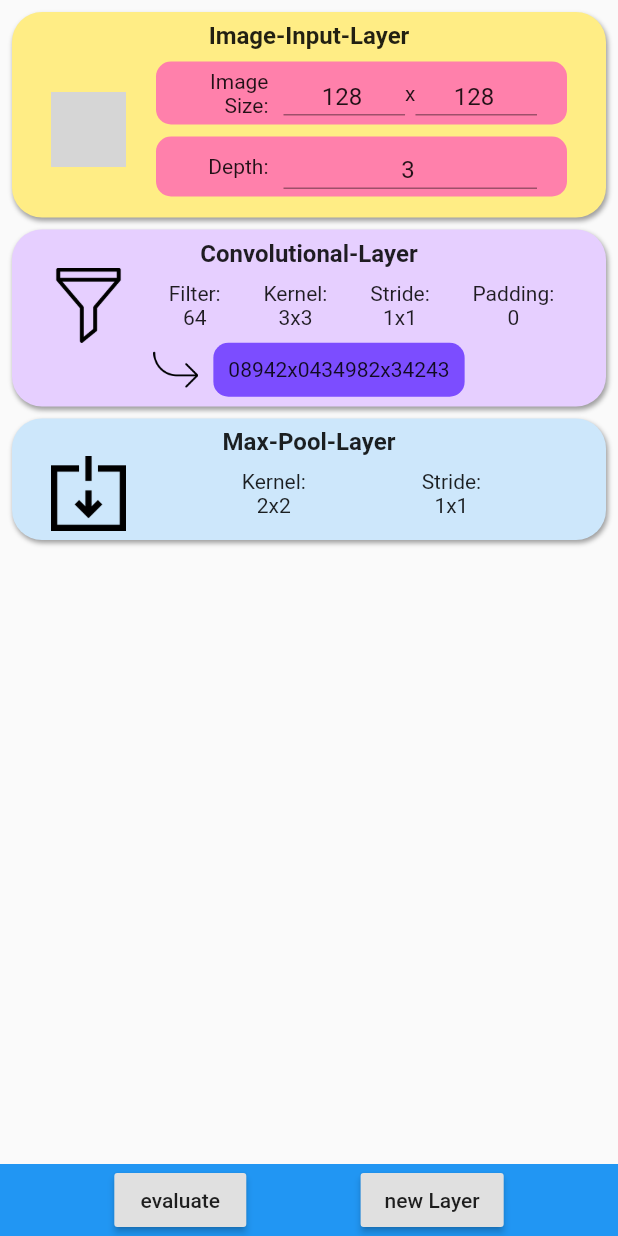
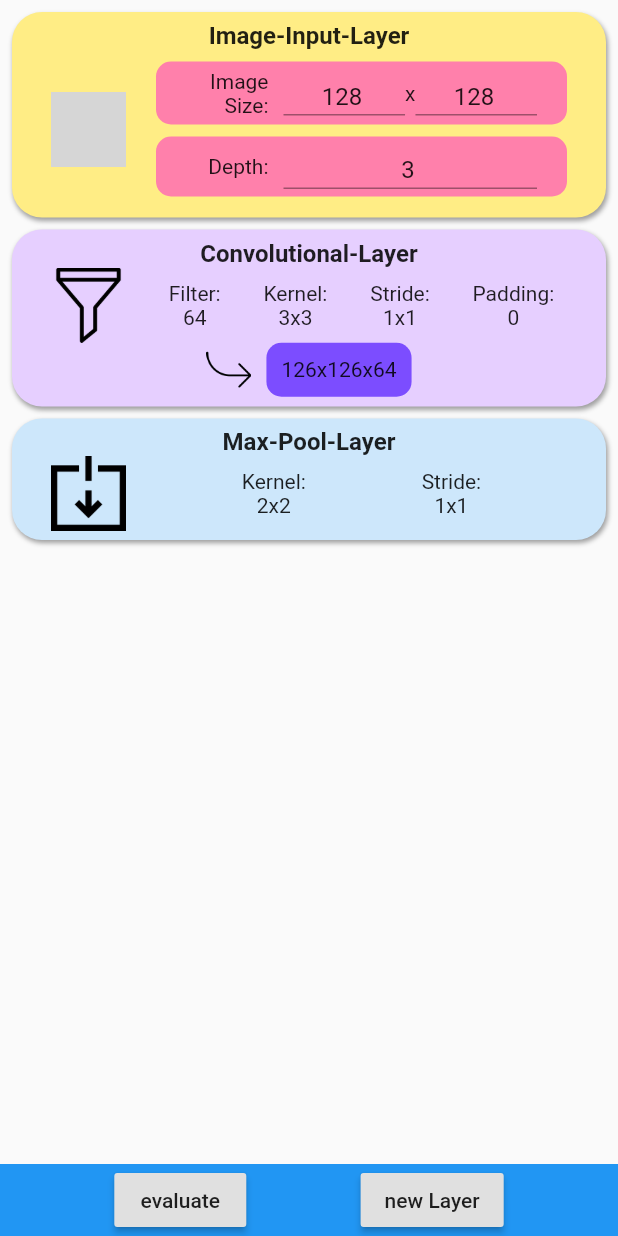
Before and after one commit to aeAlex/dnnImageLayerCalculator, a Flutter app: the screen it shows after launch, after a tap on "evaluate", on a phone screen of 412 x 824 dp. Run offline on Flutter 3.47's test engine with Material 2 defaults, Android fonts, the phone set to English and light mode, and no system bars; grey boxes are pictures that could not be loaded.

Commit message:
Implemented the Display of the Result of the Convolutional Layers

```diff
--- a/lib/models/ImageData.dart
+++ b/lib/models/ImageData.dart
@@ -3,6 +3,7 @@ import 'package:imageshapecalculator/models/rectangle.dart';
 class ImageData {
   Rectangle imageSize;
   int depth;
+  bool isDisplayed;
 
-  ImageData({this.imageSize, this.depth});
+  ImageData({this.imageSize, this.depth, this.isDisplayed = true});
 }
--- a/lib/models/convolutionalLayerData.dart
+++ b/lib/models/convolutionalLayerData.dart
@@ -7,8 +7,12 @@ class ConvolutionalLayerData extends LayerData {
   Rectangle kernel;
   Rectangle stride;
   int padding;
+  ImageData outputImageData;
+
   ConvolutionalLayerData(
-      {this.anzFilter, this.kernel, this.stride, this.padding = 0});
+      {this.anzFilter, this.kernel, this.stride, this.padding = 0}) {
+    outputImageData = ImageData(isDisplayed: false);
+  }
 
   @override
   ImageData passTrough(ImageData imageData) {
--- a/lib/models/layers.dart
+++ b/lib/models/layers.dart
@@ -28,12 +28,14 @@ class Layers extends ChangeNotifier {
   ImageData inputLayerData =
       ImageData(imageSize: Rectangle(w: 128, h: 128), depth: 3);
 
+  GlobalKey<ConvLayerCardState> conLayerKey = GlobalKey();
+
   Layers() {
     this.layerList = <Widget>[
       ToggleableInputLayer(key: UniqueKey(), inputLayerData: inputLayerData),
       DismissableListViewItem(
         layerData: convLayerData,
-        child: ConvLayerCard(convLayerData: convLayerData),
+        child: ConvLayerCard(key: conLayerKey, convLayerData: convLayerData),
         expandedChild: ExpandedConvLayerCard(convLayerData: convLayerData),
         key: UniqueKey(),
         onDismissed: (index) => this.dismissElement(index),
--- a/lib/screens/layerScreen.dart
+++ b/lib/screens/layerScreen.dart
@@ -1,6 +1,7 @@
 import 'package:flutter/material.dart';
 import 'package:imageshapecalculator/models/ImageData.dart';
 import 'package:imageshapecalculator/models/layerData.dart';
+import 'package:imageshapecalculator/widgets/convLayerCard.dart';
 import 'package:imageshapecalculator/widgets/dismissableListViewItem.dart';
 import 'package:imageshapecalculator/widgets/toggleableInputLayer.dart';
 
@@ -105,6 +106,13 @@ class _LayerScreenState extends State<LayerScreen> {
       imageData = layerData.passTrough(imageData);
       print(
           "${imageData.imageSize.w}x${imageData.imageSize.h}x${imageData.depth}");
+      if (disLvItem.child is ConvLayerCard) {
+        ConvLayerCard convLayerCard = disLvItem.child as ConvLayerCard;
+        setState(() {
+          convLayerCard.convLayerData.outputImageData = imageData;
+        });
+        convLayerCard.key.currentState.update();
+      }
     }
   }
 }
--- a/lib/widgets/convLayerCard.dart
+++ b/lib/widgets/convLayerCard.dart
@@ -2,23 +2,50 @@ import 'package:flutter/material.dart';
 import 'package:imageshapecalculator/models/convolutionalLayerData.dart';
 
 import "layerCardExterior.dart";
+import 'outputImageDisplay.dart';
 import 'twoLineText.dart';
 
-class ConvLayerCard extends StatelessWidget {
+class ConvLayerCard extends StatefulWidget {
   static Color color = Color.fromARGB(255, 230, 207, 255);
   static AssetImage iconAssetImage = AssetImage('images/filter.png');
 
-  final ConvolutionalLayerData convLayerData;
+  ConvolutionalLayerData convLayerData;
 
-  const ConvLayerCard({
-    Key key,
+  final GlobalKey<ConvLayerCardState> key;
+
+  ConvLayerCard({
+    this.key,
     @required this.convLayerData,
   }) : super(key: key);
 
   @override
+  ConvLayerCardState createState() => ConvLayerCardState();
+}
+
+class ConvLayerCardState extends State<ConvLayerCard> {
+  double height;
+
+  void update() {
+    setState(() {
+      if (this.widget.convLayerData.outputImageData.isDisplayed) {
+        this.height = 118.0;
+      } else {
+        this.height = 81.0;
+      }
+    });
+  }
+
+  @override
+  void initState() {
+    super.initState();
+
+    this.update();
+  }
+
+  @override
   Widget build(BuildContext context) {
     return LayerCardExterior(
-      height: 118,
+      height: this.height,
       color: ConvLayerCard.color,
       child: Column(
         mainAxisAlignment: MainAxisAlignment.center,
@@ -41,48 +68,29 @@ class ConvLayerCard extends StatelessWidget {
                   children: <Widget>[
                     TwoLineText(
                       textAbove: "Filter:",
-                      textBeneath: "${convLayerData.anzFilter}",
+                      textBeneath: "${widget.convLayerData.anzFilter}",
                     ),
                     TwoLineText(
                         textAbove: "Kernel:",
                         textBeneath:
-                            "${convLayerData.kernel.w}x${convLayerData.kernel.h}"),
+                            "${widget.convLayerData.kernel.w}x${widget.convLayerData.kernel.h}"),
                     TwoLineText(
                         textAbove: "Stride:",
                         textBeneath:
-                            "${convLayerData.stride.w}x${convLayerData.stride.h}"),
+                            "${widget.convLayerData.stride.w}x${widget.convLayerData.stride.h}"),
                     TwoLineText(
                       textAbove: "Padding:",
-                      textBeneath: "${convLayerData.padding}",
+                      textBeneath: "${widget.convLayerData.padding}",
                     ),
                   ],
                 ),
               ),
             ],
           ),
-          Container(
-            child: Row(
-              mainAxisAlignment: MainAxisAlignment.center,
-              children: <Widget>[
-                SizedBox(
-                  child: Image(
-                    image: AssetImage('images/arrow.png'),
-                  ),
-                  height: 30.0,
-                ),
-                SizedBox(width: 10.0),
-                Container(
-                  decoration: BoxDecoration(
-                    color: Colors.deepPurpleAccent,
-                    borderRadius: BorderRadius.all(Radius.circular(10.0)),
-                  ),
-                  child: Text("08942x0434982x34243"),
-                  padding: EdgeInsets.all(10.0),
-                ),
-              ],
-            ),
-            key: UniqueKey(),
-          ),
+          (this.widget.convLayerData.outputImageData.isDisplayed)
+              ? OutputImageDisplay(this.widget.convLayerData.outputImageData,
+                  color: Colors.deepPurpleAccent)
+              : Container(),
         ],
       ),
     );
--- a/lib/widgets/newLayerSubScreen.dart
+++ b/lib/widgets/newLayerSubScreen.dart
@@ -48,10 +48,13 @@ class NewLayerSubScreen extends StatelessWidget {
                   kernel: Rectangle(w: 3, h: 3),
                   stride: Rectangle(w: 1, h: 1));
 
+              GlobalKey<ConvLayerCardState> conLayerKey = GlobalKey();
+
               layers.layerList.add(
                 DismissableListViewItem(
                   layerData: convLayerData,
-                  child: ConvLayerCard(convLayerData: convLayerData),
+                  child: ConvLayerCard(
+                      convLayerData: convLayerData, key: conLayerKey),
                   expandedChild:
                       ExpandedConvLayerCard(convLayerData: convLayerData),
                   key: UniqueKey(),
--- /dev/null
+++ b/lib/widgets/outputImageDisplay.dart
@@ -0,0 +1,41 @@
+import 'package:flutter/material.dart';
+import 'package:imageshapecalculator/models/ImageData.dart';
+
+class OutputImageDisplay extends StatelessWidget {
+  final ImageData outputImageData;
+  final Color color;
+
+  const OutputImageDisplay(
+    this.outputImageData, {
+    Key key,
+    this.color = Colors.deepPurpleAccent,
+  }) : super(key: key);
+
+  @override
+  Widget build(BuildContext context) {
+    return Container(
+      child: Row(
+        mainAxisAlignment: MainAxisAlignment.center,
+        children: <Widget>[
+          SizedBox(
+            child: Image(
+              image: AssetImage('images/arrow.png'),
+            ),
+            height: 30.0,
+          ),
+          SizedBox(width: 10.0),
+          Container(
+            decoration: BoxDecoration(
+              color: Colors.deepPurpleAccent,
+              borderRadius: BorderRadius.all(Radius.circular(10.0)),
+            ),
+            child: Text(
+                "${this.outputImageData.imageSize.w}x${this.outputImageData.imageSize.h}x${this.outputImageData.depth}"),
+            padding: EdgeInsets.all(10.0),
+          ),
+        ],
+      ),
+      key: UniqueKey(),
+    );
+  }
+}
```
